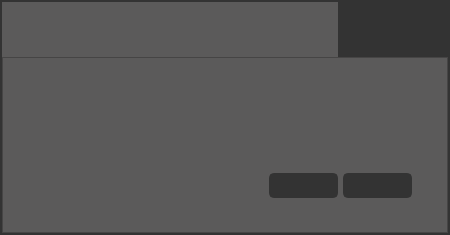
Before: the Qt Designer form src/app/ui/ui_dialog.ui in CameronBrooks11/pyside6-gui-template, drawn with Qt 5.
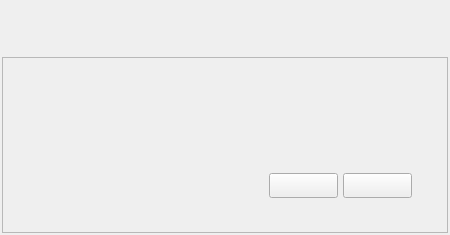
After: the same form once the commit is applied. Icons and pictures are not drawn.

Commit message: refactor: style every widget from one stylesheet (#14)

```diff
--- a/src/app/ui/ui_dialog.ui
+++ b/src/app/ui/ui_dialog.ui
@@ -25,11 +25,6 @@
   <property name="windowTitle">
    <string>Dialog</string>
   </property>
-  <property name="styleSheet">
-   <string notr="true">QDialog {
-	background:rgb(51,51,51);
-}</string>
-  </property>
   <layout class="QVBoxLayout" name="verticalLayout">
    <property name="spacing">
     <number>0</number>
@@ -48,9 +43,6 @@
    </property>
    <item>
     <widget class="QFrame" name="frame_2">
-     <property name="styleSheet">
-      <string notr="true">background:rgb(51,51,51);</string>
-     </property>
      <property name="frameShape">
       <enum>QFrame::NoFrame</enum>
      </property>
@@ -87,9 +79,6 @@
           <height>55</height>
          </size>
         </property>
-        <property name="styleSheet">
-         <string notr="true">background:rgb(91,90,90);</string>
-        </property>
         <property name="frameShape">
          <enum>QFrame::NoFrame</enum>
         </property>
@@ -120,9 +109,6 @@
              <pointsize>14</pointsize>
             </font>
            </property>
-           <property name="styleSheet">
-            <string notr="true">color:rgb(255,255,255);</string>
-           </property>
            <property name="text">
             <string/>
            </property>
@@ -145,18 +131,6 @@
              <height>55</height>
             </size>
            </property>
-           <property name="styleSheet">
-            <string notr="true">QPushButton {
-	border: none;
-	background-color: rgb(51,51,51);
-}
-QPushButton:hover {
-	background-color: rgb(0,143,150);
-}
-QPushButton:pressed {	
-	background-color: rgb(51,51,51);
-}</string>
-           </property>
            <property name="text">
             <string/>
            </property>
@@ -192,18 +166,6 @@
              <height>55</height>
             </size>
            </property>
-           <property name="styleSheet">
-            <string notr="true">QPushButton {
-	border: none;
-	background-color: rgb(51,51,51);
-}
-QPushButton:hover {
-	background-color: rgb(0,143,150);
-}
-QPushButton:pressed {	
-	background-color: rgb(51,51,51);
-}</string>
-           </property>
            <property name="text">
             <string/>
            </property>
@@ -230,9 +192,6 @@
       </item>
       <item>
        <widget class="QFrame" name="frame_bottom">
-        <property name="styleSheet">
-         <string notr="true">background:rgb(91,90,90);</string>
-        </property>
         <property name="frameShape">
          <enum>QFrame::StyledPanel</enum>
         </property>
@@ -275,22 +234,6 @@
              <pointsize>12</pointsize>
             </font>
            </property>
-           <property name="styleSheet">
-            <string notr="true">QPushButton {
-	border: 2px solid rgb(51,51,51);
-	border-radius: 5px;	
-	color:rgb(255,255,255);
-	background-color: rgb(51,51,51);
-}
-QPushButton:hover {
-	border: 2px solid rgb(0,143,150);
-	background-color: rgb(0,143,150);
-}
-QPushButton:pressed {	
-	border: 2px solid rgb(0,143,150);
-	background-color: rgb(51,51,51);
-}</string>
-           </property>
            <property name="text">
             <string/>
            </property>
@@ -338,22 +281,6 @@
              <pointsize>12</pointsize>
             </font>
            </property>
-           <property name="styleSheet">
-            <string notr="true">QPushButton {
-	border: 2px solid rgb(51,51,51);
-	border-radius: 5px;	
-	color:rgb(255,255,255);
-	background-color: rgb(51,51,51);
-}
-QPushButton:hover {
-	border: 2px solid rgb(0,143,150);
-	background-color: rgb(0,143,150);
-}
-QPushButton:pressed {	
-	border: 2px solid rgb(0,143,150);
-	background-color: rgb(51,51,51);
-}</string>
-           </property>
            <property name="text">
             <string/>
            </property>
@@ -370,9 +297,6 @@
              <pointsize>12</pointsize>
             </font>
            </property>
-           <property name="styleSheet">
-            <string notr="true">color:rgb(255,255,255);</string>
-           </property>
            <property name="text">
             <string/>
            </property>
```
Left out of the diff: 6 changed lines with no effect on the pictures. The commit also changes 18 other files.
